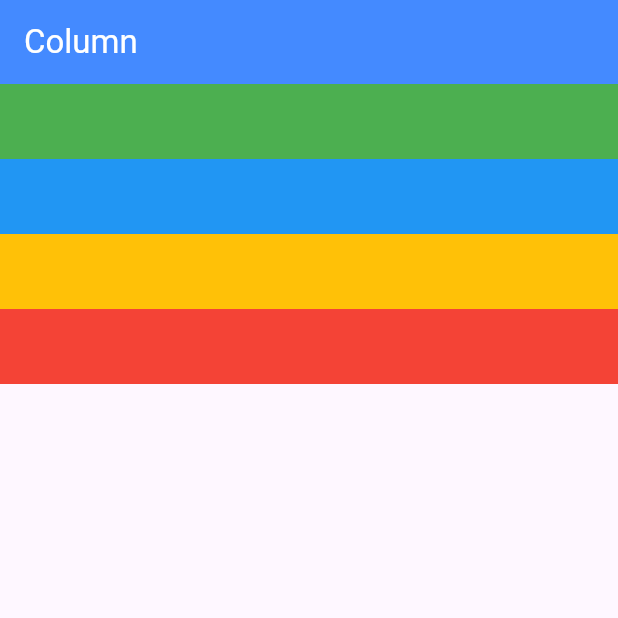
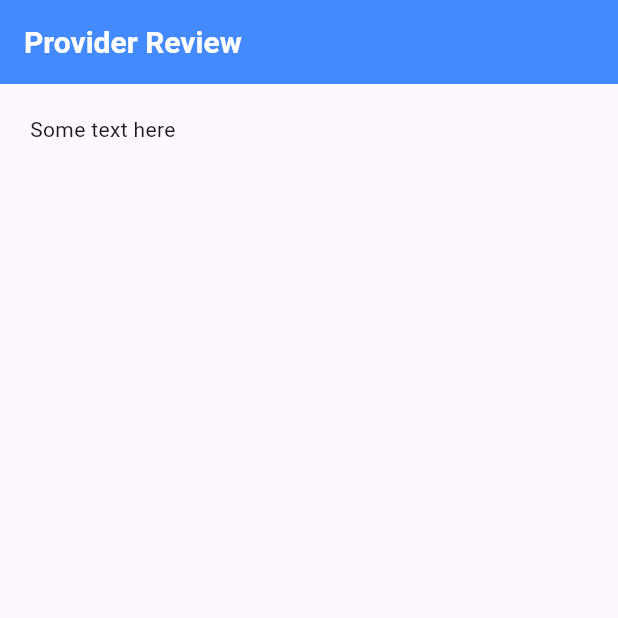
Before and after one commit to Sandydht/first_app, a Flutter app: the screen it shows after launch, on a phone screen of 412 x 824 dp, the top half of it. Run offline on Flutter 3.47's test engine with Material 3 defaults, Android fonts, the phone set to English and light mode, and no system bars.

Commit message:
feat: provider preview

```diff
--- a/lib/main.dart
+++ b/lib/main.dart
@@ -1,48 +1,35 @@
 import 'package:flutter/material.dart';
 
 void main() {
-  runApp(const MyApp());
+  runApp(MyApp());
 }
 
 class MyApp extends StatelessWidget {
-  const MyApp({super.key});
+  MyApp({super.key});
 
   @override
   Widget build(BuildContext context) {
     return MaterialApp(
+      title: 'Provider Review',
       home: Scaffold(
         appBar: AppBar(
-          title: const Text(
-            'Column',
-            style: TextStyle(color: Colors.white),
+          backgroundColor: Colors.blueAccent,
+          title: Text(
+            'Provider Review',
+            style: TextStyle(
+              fontSize: 20,
+              fontWeight: FontWeight.bold,
+              color: Colors.white
+            ),
           ),
-          backgroundColor: Colors.blueAccent,
         ),
-        body: Column(
-          mainAxisAlignment: MainAxisAlignment.start,
-          crossAxisAlignment: CrossAxisAlignment.start,
-          children: [
-            Container(
-              // width: 200,
-              height: 50,
-              color: Colors.green,
-            ),
-            Container(
-              // width: 50,
-              height: 50,
-              color: Colors.blue,
-            ),
-            Container(
-              // width: 100,
-              height: 50,
-              color: Colors.amber,
-            ),
-            Container(
-              // width: 300,
-              height: 50,
-              color: Colors.red,
-            )
-          ]
+        body: Container(
+          padding: EdgeInsets.all(20),
+          child: Column(
+            children: [
+              Text('Some text here')
+            ],
+          ),
         ),
       ),
     );
```
